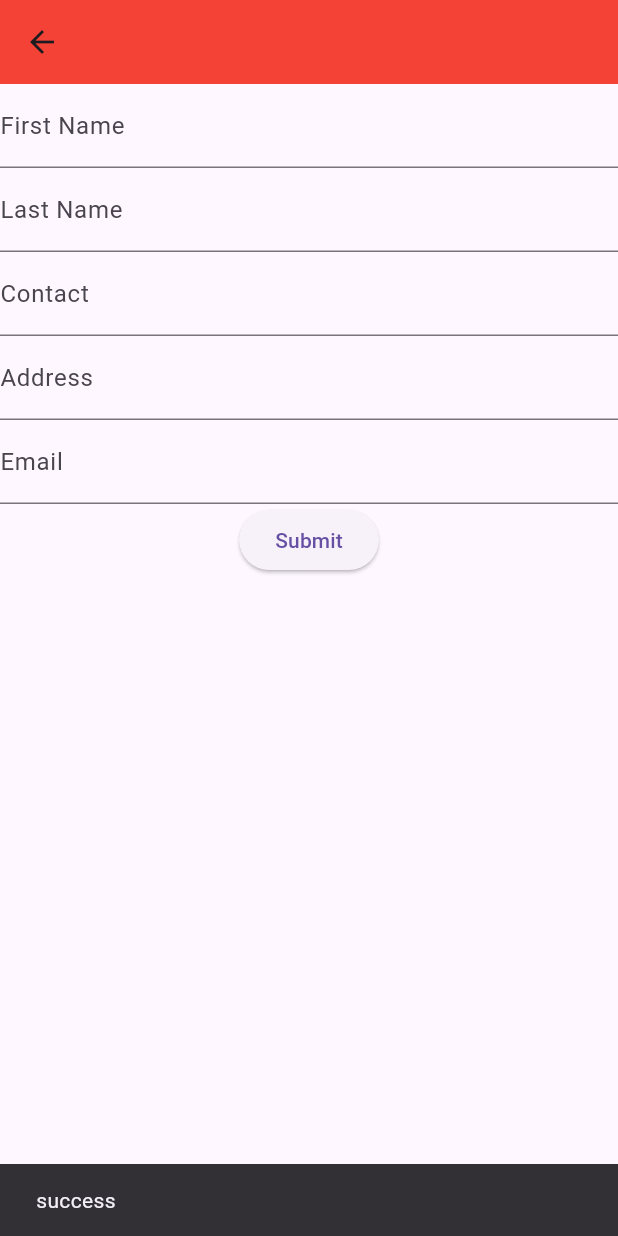
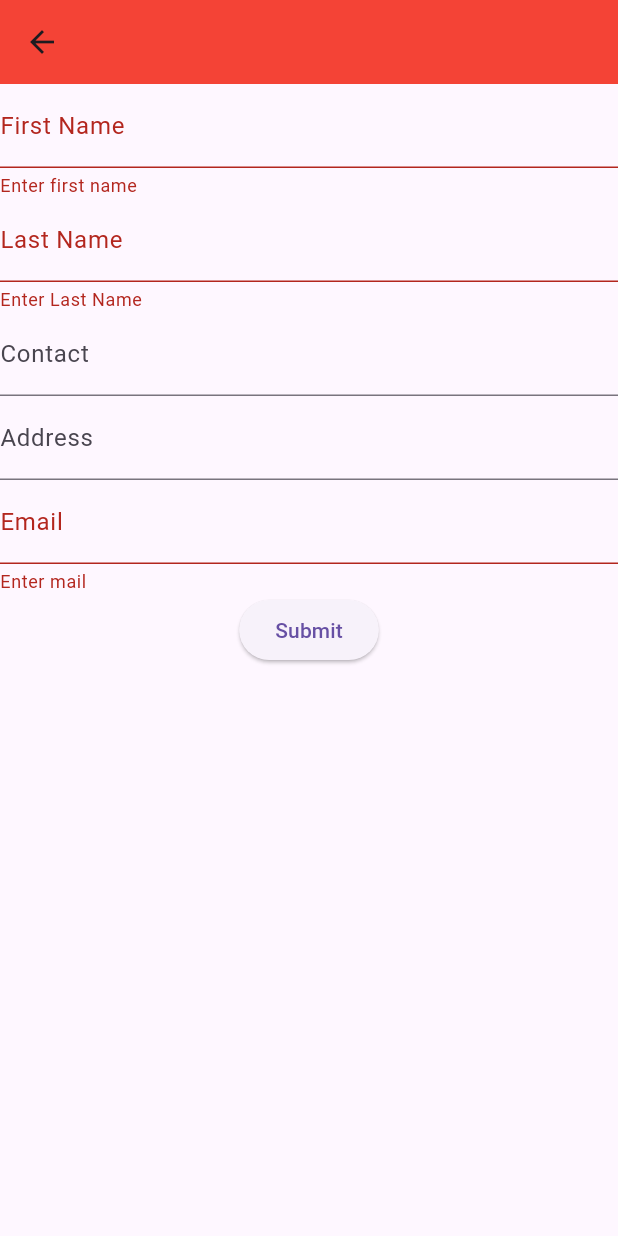
Before and after one commit to NirajanMahato/ComixNook-Flutter, a Flutter app: the screen it shows after launch, after a tap on "Submit", on a phone screen of 412 x 824 dp. Run offline on Flutter 3.47's test engine with Material 3 defaults, Android fonts, the phone set to English and light mode, and no system bars; our stand-ins replace firebase_auth, firebase_core, firebase_database; accounts and stored records are empty.

Commit message:
thrid commit

```diff
--- a/lib/formscreen/form_screen.dart
+++ b/lib/formscreen/form_screen.dart
@@ -18,34 +18,75 @@ class _FormScreenState extends State<FormScreen> {
 
   final database = FirebaseDatabase.instance;
 
+  final _key = GlobalKey<FormState>();
   @override
   Widget build(BuildContext context) {
     return Scaffold(
       appBar: AppBar(),
-      body: Column(
+      body: Form(
+        key: _key,
+        child: Column(
           children: [
             TextFormField(
+              // autovalidateMode: AutovalidateMode.onUserInteraction,
+              validator: (value) {
+                if (value == "" ) {
+                  return "Enter first name";
+                }
+                return null;
+              },
+
               controller: fname,
               decoration: InputDecoration(label: Text("First Name")),
             ),
             TextFormField(
+              autovalidateMode: AutovalidateMode.onUserInteraction,
+              validator: (value){
+                if(value == ""){
+                  return "Enter Last Name";
+                }
+                return null;
+              },
               controller: lname,
               decoration: InputDecoration(label: Text("Last Name")),
             ),
             TextFormField(
+              // autovalidateMode: AutovalidateMode.onUserInteraction,
+              // validator: (value){
+              //   if(value == ""){
+              //     return "Enter Contact";
+              //   }
+              //   return null;
+              // },
               controller: contact,
               decoration: InputDecoration(label: Text("Contact")),
             ),
             TextFormField(
+              // autovalidateMode: AutovalidateMode.onUserInteraction,
+              // validator: (value){
+              //   if(value == ""){
+              //     return "Enter address";
+              //   }
+              //   return null;
+              // },
               controller: address,
               decoration: InputDecoration(label: Text("Address")),
             ),
             TextFormField(
+              // autovalidateMode: AutovalidateMode.onUserInteraction,
+              validator: (value){
+                if(value == ""){
+                  return "Enter mail";
+                }
+                return null;
+              },
               controller: email,
               decoration: InputDecoration(label: Text("Email")),
             ),
             ElevatedButton(
                 onPressed: () async {
+
+                  if(_key.currentState!.validate()){
                     var datas = {
                       "firstName": fname.text,
                       "lastName": lname.text,
@@ -60,10 +101,12 @@ class _FormScreenState extends State<FormScreen> {
                       ScaffoldMessenger.of(context)
                           .showSnackBar(SnackBar(content: Text(error.toString())));
                     });
+                  }
                 },
                 child: Text("Submit"))
           ],
         ),
+      ),
     );
   }
 }
--- a/pubspec.yaml
+++ b/pubspec.yaml
@@ -37,7 +37,7 @@ dependencies:
   cupertino_icons: ^1.0.2
   firebase_core: ^2.24.0
   firebase_auth: ^4.15.3
-  firebase_database: ^10.3.8
+  firebase_database:
 
 
 dev_dependencies:
```
Also changed, not shown: lib/Login_Screen/login_screen.dart (+9 -5 lines). Lines whose indentation alone changed are shown as unchanged.
